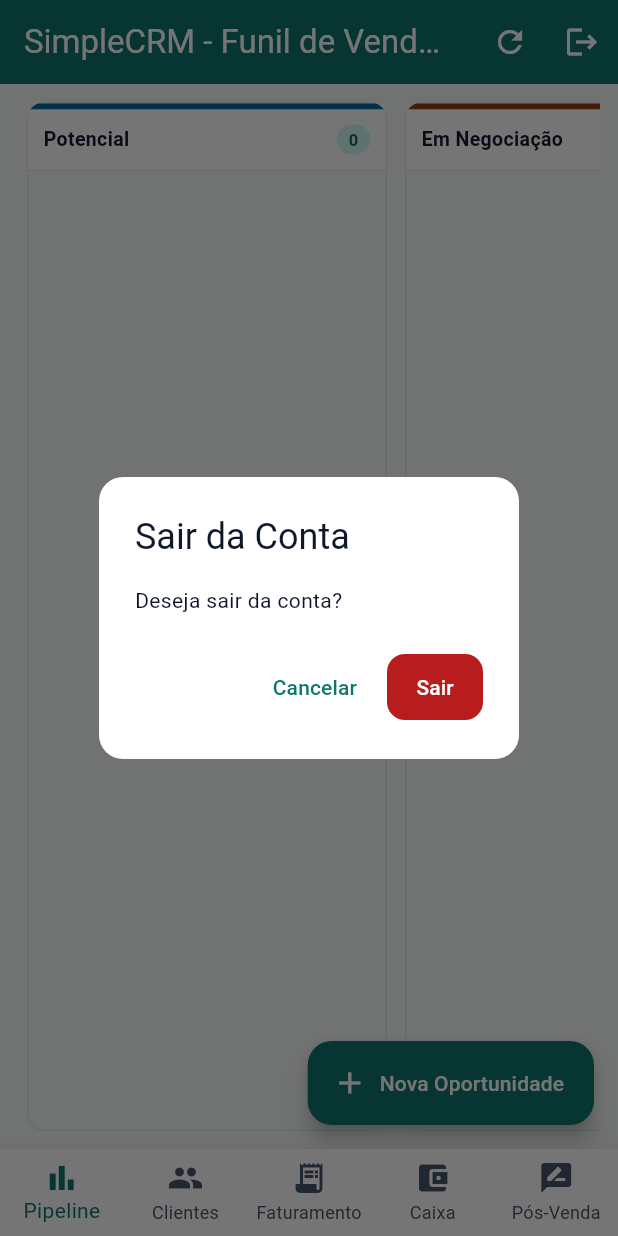
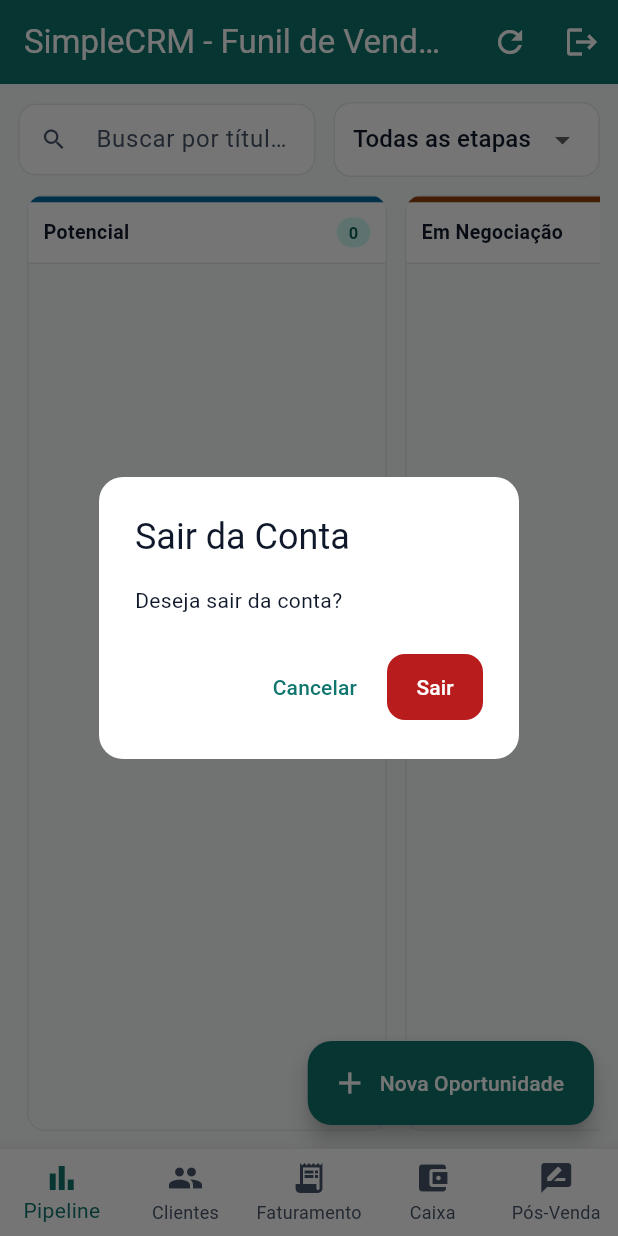
Before and after one commit to danhistoria-pm-po/SimpleCRM, a Flutter app: the screen it shows once a user with an empty profile is signed in, after a tap on the "logout" icon, on a phone screen of 412 x 824 dp. Run offline on Flutter 3.47's test engine with Material 3 defaults, Android fonts, the phone set to English and light mode, and no system bars; our stand-ins replace supabase_flutter; accounts and stored records are empty.

Commit message:
feat(sprint-4.2): adiciona barra de busca e filtro por etapa na PipelinePage

```diff
--- a/lib/modules/pipeline/presentation/pipeline_page.dart
+++ b/lib/modules/pipeline/presentation/pipeline_page.dart
@@ -9,20 +9,32 @@ import '../components/deal_form_modal.dart';
 import '../../customers/presentation/customer_controller.dart';
 
 class PipelinePage extends StatefulWidget {
-  const PipelinePage({super.key});
+  final PipelineController? controller;
+  final CustomerController? customerController;
+
+  const PipelinePage({
+    super.key,
+    this.controller,
+    this.customerController,
+  });
 
   @override
   State<PipelinePage> createState() => _PipelinePageState();
 }
 
 class _PipelinePageState extends State<PipelinePage> {
-  final PipelineController _controller = PipelineController();
-  final CustomerController _customerController = CustomerController();
+  late final PipelineController _controller;
+  late final CustomerController _customerController;
+  late final bool _ownsController;
   final ScrollController _horizontalScrollController = ScrollController();
+  final TextEditingController _searchController = TextEditingController();
 
   @override
   void initState() {
     super.initState();
+    _ownsController = widget.controller == null;
+    _controller = widget.controller ?? PipelineController();
+    _customerController = widget.customerController ?? CustomerController();
     _controller.addListener(_onControllerChanged);
     _customerController.ensureLoaded();
     _loadDealsComTratamentoDeErro();
@@ -37,8 +49,11 @@ class _PipelinePageState extends State<PipelinePage> {
   @override
   void dispose() {
     _controller.removeListener(_onControllerChanged);
+    if (_ownsController) {
       _controller.dispose();
+    }
     _horizontalScrollController.dispose();
+    _searchController.dispose();
     super.dispose();
   }
 
@@ -139,6 +154,21 @@ class _PipelinePageState extends State<PipelinePage> {
     );
   }
 
+  String _getStageLabel(DealStage stage) {
+    switch (stage) {
+      case DealStage.potential:
+        return 'Potencial';
+      case DealStage.inNegotiation:
+        return 'Em Negociação';
+      case DealStage.proposalSent:
+        return 'Proposta Enviada';
+      case DealStage.activeClient:
+        return 'Cliente Ativo';
+      case DealStage.lost:
+        return 'Perdido';
+    }
+  }
+
   @override
   Widget build(BuildContext context) {
     return Scaffold(
@@ -155,7 +185,10 @@ class _PipelinePageState extends State<PipelinePage> {
       ),
       body: _controller.isLoading
           ? const Center(child: CircularProgressIndicator())
-          : (_controller.errorMessage != null && _controller.deals.isEmpty)
+          : (_controller.errorMessage != null &&
+                  _controller.deals.isEmpty &&
+                  _controller.searchQuery.isEmpty &&
+                  _controller.selectedStageFilter == null)
               ? Center(
                   child: Padding(
                     padding: const EdgeInsets.all(16.0),
@@ -177,7 +210,66 @@ class _PipelinePageState extends State<PipelinePage> {
                     ),
                   ),
                 )
-              : Padding(
+              : Column(
+                  children: [
+                    Padding(
+                      padding: const EdgeInsets.fromLTRB(12, 12, 12, 0),
+                      child: Row(
+                        children: [
+                          Expanded(
+                            child: TextField(
+                              controller: _searchController,
+                              onChanged: _controller.setSearchQuery,
+                              decoration: InputDecoration(
+                                hintText: 'Buscar por título ou cliente...',
+                                prefixIcon: const Icon(Icons.search),
+                                isDense: true,
+                                suffixIcon: _controller.searchQuery.isNotEmpty
+                                    ? IconButton(
+                                        icon: const Icon(Icons.clear),
+                                        tooltip: 'Limpar busca',
+                                        onPressed: () {
+                                          _searchController.clear();
+                                          _controller.setSearchQuery('');
+                                        },
+                                      )
+                                    : null,
+                              ),
+                            ),
+                          ),
+                          const SizedBox(width: 12),
+                          Container(
+                            padding: const EdgeInsets.symmetric(horizontal: 12),
+                            decoration: BoxDecoration(
+                              color: AppColors.surface,
+                              borderRadius: BorderRadius.circular(12),
+                              border: Border.all(color: AppColors.border),
+                            ),
+                            child: DropdownButtonHideUnderline(
+                              child: DropdownButton<DealStage?>(
+                                value: _controller.selectedStageFilter,
+                                hint: const Text('Todas as etapas'),
+                                items: [
+                                  const DropdownMenuItem<DealStage?>(
+                                    value: null,
+                                    child: Text('Todas as etapas'),
+                                  ),
+                                  ...DealStage.values.map(
+                                    (stage) => DropdownMenuItem<DealStage?>(
+                                      value: stage,
+                                      child: Text(_getStageLabel(stage)),
+                                    ),
+                                  ),
+                                ],
+                                onChanged: _controller.setStageFilter,
+                              ),
+                            ),
+                          ),
+                        ],
+                      ),
+                    ),
+                    Expanded(
+                      child: Padding(
                         padding: const EdgeInsets.all(12.0),
                         child: SingleChildScrollView(
                           controller: _horizontalScrollController,
@@ -239,6 +331,9 @@ class _PipelinePageState extends State<PipelinePage> {
                           ),
                         ),
                       ),
+                    ),
+                  ],
+                ),
       floatingActionButton: FloatingActionButton.extended(
         onPressed: _showAddDealDialog,
         icon: const Icon(Icons.add),
```
Also changed, not shown: 1 other file. Lines whose indentation alone changed are shown as unchanged.
